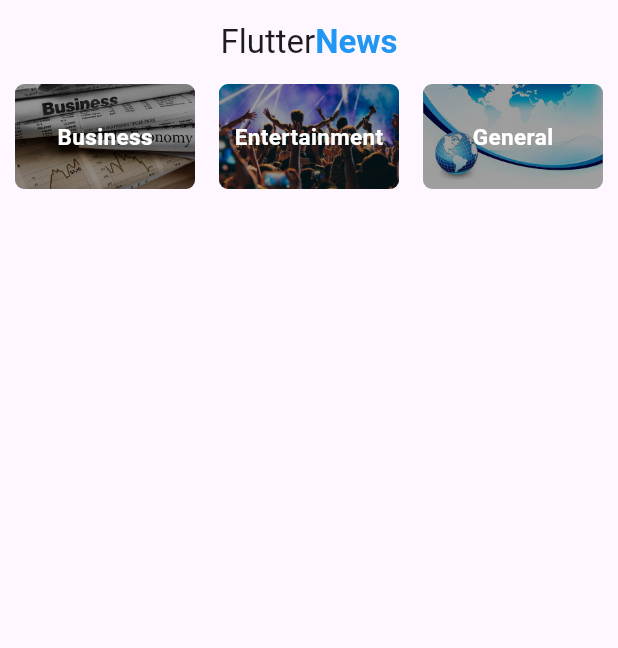
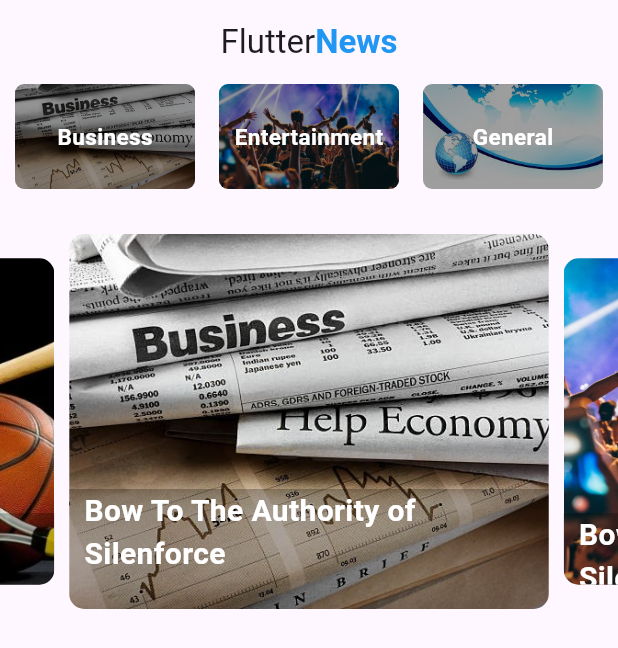
Before and after one commit to wiktoria7001/newsly, a Flutter app: the screen it shows after launch, on a phone screen of 412 x 824 dp. Shown: the top 648 px of the screen. Run offline on Flutter 3.47's test engine with Material 3 defaults, Android fonts, the light colour scheme and no system bars; drawn by our look-alikes of carousel_slider.

Commit message:
slider model

```diff
--- /dev/null
+++ b/lib/model/slider_mode.dart
@@ -0,0 +1,4 @@
+class SliderModel {
+  String? image;
+  String? name;
+}
--- a/lib/pages/home.dart
+++ b/lib/pages/home.dart
@@ -1,6 +1,9 @@
+import 'package:carousel_slider/carousel_slider.dart';
 import 'package:flutter/material.dart';
 import 'package:newsly/model/category_model.dart';
+import 'package:newsly/model/slider_mode.dart';
 import 'package:newsly/services/data.dart';
+import 'package:newsly/services/slider_data.dart';
 
 class Home extends StatefulWidget {
   const Home({super.key});
@@ -12,9 +15,13 @@ class Home extends StatefulWidget {
 class _HomeState extends State<Home> {
 
 List<CategoryModel> categories = [];
+List<SliderModel> sliders = [];
+int activeIndex = 0;
+
 @override
   void initState() {
     categories = getCategories();
+    sliders = getSliders();
     super.initState();
   }
 
@@ -50,12 +57,65 @@ List<CategoryModel> categories = [];
                   categoryName: categories[index].categoryName,
                   );
               }),
-            )
+            ),
+            SizedBox(height: 30.0,),
+            CarouselSlider.builder(itemCount: sliders.length, itemBuilder: (context, index, realIndex){
+              String? res = sliders[index].image;
+              String? name = sliders[index].name;
+              return buildImage(res!, index, name!);
+            }, options: CarouselOptions(
+                height: 250,
+                autoPlay: true,
+                enlargeCenterPage: true,
+                enlargeStrategy: CenterPageEnlargeStrategy.height,
+                onPageChanged: (index,reason) {
+                  setState(() {
+                    activeIndex = index;
+                  });
+                })
+                ) ,
           ],
         ),
       ),
     );
   }
+    Widget buildImage(String image, int index, String name) => Container(
+      margin: EdgeInsets.symmetric(horizontal: 5.0),
+      child: Stack(
+        children: [
+         ClipRRect(
+          borderRadius: BorderRadius.circular(10),
+          child: Image.asset(
+            image,
+            height: 250,
+            fit: BoxFit.cover,
+            width: MediaQuery.of(context).size.width,
+            ),
+          ),
+          Container(
+            height: 250,
+            padding: EdgeInsets.only(left: 10.0),
+            margin: EdgeInsets.only(top: 170.0),
+            width: MediaQuery.of(context).size.width,
+            decoration: const BoxDecoration(
+              color: Colors.black26,
+              borderRadius: BorderRadius.only(
+                bottomLeft: Radius.circular(10),
+                bottomRight: Radius.circular(10),
+                )
+              ),
+            child: Text(
+              name,
+              style: TextStyle(
+                color: Colors.white,
+                fontSize: 20.0,
+                fontWeight: FontWeight.bold
+                )
+              ),
+          ),
+        ]
+      ),
+    ) ;
 }
 
 class CategoryTitle extends StatelessWidget {
--- /dev/null
+++ b/lib/services/slider_data.dart
@@ -0,0 +1,33 @@
+import 'package:newsly/model/slider_mode.dart';
+
+List<SliderModel> getSliders(){
+  List <SliderModel> slider = [];
+  SliderModel sliderModel = new SliderModel();
+
+  sliderModel.name = "Bow To The Authority of Silenforce";
+  sliderModel.image = "images/business.jpg";
+  slider.add(sliderModel);
+  sliderModel = new SliderModel();
+
+  sliderModel.name = "Bow To The Authority of Silenforce";
+  sliderModel.image = "images/entertainment.jpg";
+  slider.add(sliderModel);
+  sliderModel = new SliderModel();
+
+  sliderModel.name = "Bow To The Authority of Silenforce";
+  sliderModel.image = "images/general.jpg";
+  slider.add(sliderModel);
+  sliderModel = new SliderModel();
+
+  sliderModel.name = "Bow To The Authority of Silenforce";
+  sliderModel.image = "images/health.jpg";
+  slider.add(sliderModel);
+  sliderModel = new SliderModel();
+
+  sliderModel.name = "Bow To The Authority of Silenforce";
+  sliderModel.image = "images/sports.jpg";
+  slider.add(sliderModel);
+  sliderModel = new SliderModel();
+
+  return slider;
+}
--- a/pubspec.yaml
+++ b/pubspec.yaml
@@ -30,6 +30,7 @@ environment:
 dependencies:
   flutter:
     sdk: flutter
+  carousel_slider: ^5.0.0
 
 
   # The following adds the Cupertino Icons font to your application.
```
Also changed, not shown: pubspec.lock.
